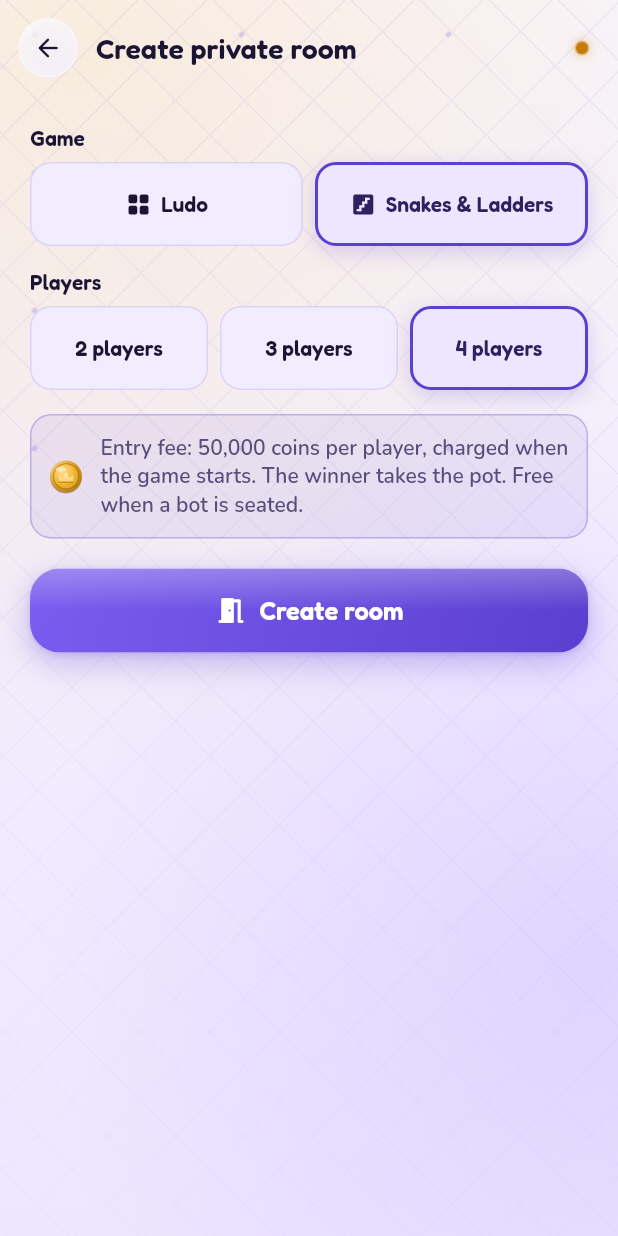
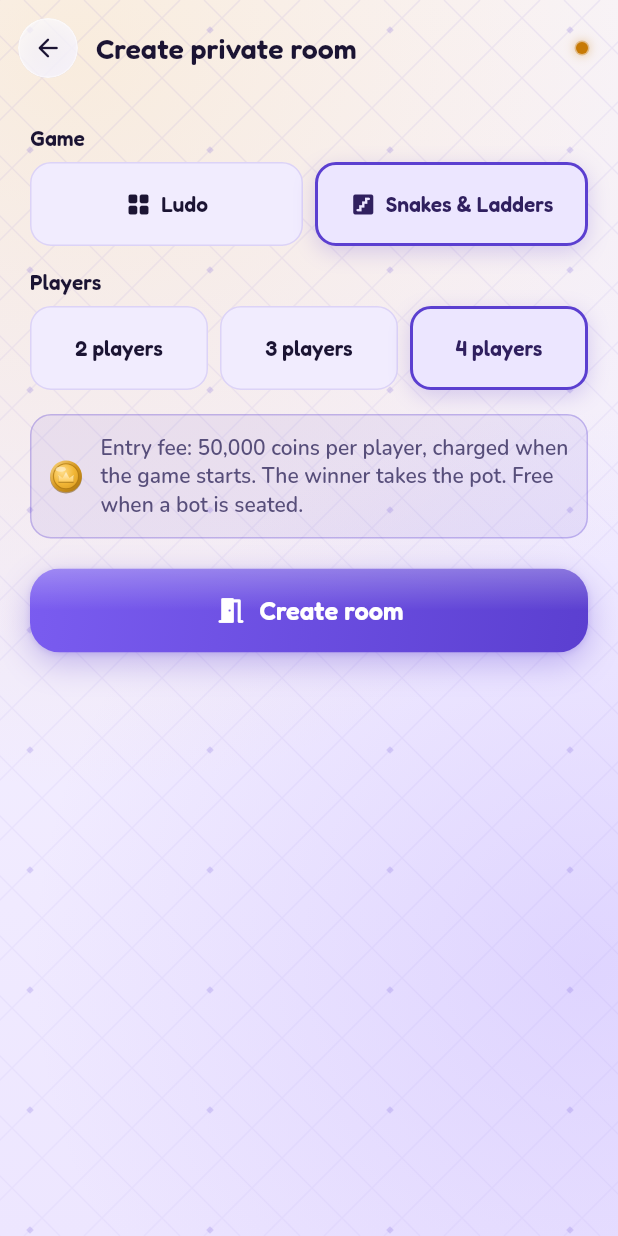
Before and after one commit to surajk543/Ludo-Arena, a Flutter app: the CreateRoomScreen screen opened by its route, after a tap on "Snakes & Ladders", on a phone screen of 412 x 824 dp. Run offline on Flutter 3.47's test engine with Material 3 defaults, Android fonts, the phone set to English and light mode, and no system bars; our stand-ins replace audioplayers, dio, firebase_analytics, firebase_core, flutter_animate, flutter_riverpod and 7 more; missing offline and left inert: flutter_facebook_auth; accounts and stored records are empty; network calls fail.

Commit message:
feat(theme): lobby colour tokens and a calmer repeating diamond lattice
Adds central tokens for the redesigned lobby (hero gradient, accent hues
for tiles, card border, text on gold-soft, controls on hero cards) and
lets the page lattice repeat over the whole screen with a gentler fade.

Co-Authored-By: Claude Opus 5.5 <noreply@anthropic.com>

```diff
--- a/frontend/lib/core/theme/app_colors.dart
+++ b/frontend/lib/core/theme/app_colors.dart
@@ -36,6 +36,13 @@ abstract final class BrandPalette {
   static const Color coral = Color(0xFFE5484D);
   static const Color amber = Color(0xFFF59E0B);
   static const Color sky = Color(0xFF3E9BF0);
+
+  // Saturated violet ramp for hero surfaces (Quick Play).
+  static const Color hero300 = Color(0xFF9466FF);
+  static const Color hero400 = Color(0xFF7C4DFF);
+  static const Color hero500 = Color(0xFF6A3BF2);
+  static const Color hero600 = Color(0xFF5A2BE0);
+  static const Color hero700 = Color(0xFF4422B8);
 }
 
 /// Semantic color tokens for the "royal" design language, available through
@@ -140,6 +147,58 @@ class AppColors extends ThemeExtension<AppColors> {
     colors: [BrandPalette.gold300, BrandPalette.gold500, BrandPalette.gold600],
     stops: [0, 0.55, 1],
   );
+
+  /// Saturated violet gradient for hero cards (Quick Play).
+  LinearGradient get heroGradient => LinearGradient(
+    begin: Alignment.topLeft,
+    end: Alignment.bottomRight,
+    colors: isDark
+        ? const [
+            BrandPalette.hero400,
+            BrandPalette.hero600,
+            BrandPalette.hero700,
+          ]
+        : const [
+            BrandPalette.hero300,
+            BrandPalette.hero500,
+            BrandPalette.hero600,
+          ],
+    stops: const [0, 0.55, 1],
+  );
+
+  /// Fill and foreground of the light controls placed on a hero card
+  /// (selectors on Quick Play): white pills with royal text in both modes.
+  Color get onHeroControl => Colors.white;
+  Color get onHeroControlText => BrandPalette.royal800;
+
+  /// Accent hues for lobby tiles and icon badges, tuned per brightness.
+  Color get accentCoral =>
+      isDark ? const Color(0xFFFF6B70) : BrandPalette.coral;
+  Color get accentMint => isDark ? const Color(0xFF3DD68C) : BrandPalette.mint;
+  Color get accentSky => isDark ? const Color(0xFF5B8CFF) : BrandPalette.sky;
+  Color get accentAmber =>
+      isDark ? BrandPalette.gold400 : const Color(0xFFF5B400);
+  Color get accentViolet =>
+      isDark ? BrandPalette.royal400 : const Color(0xFF7B4DFF);
+
+  /// Text on [goldSoft] (fee pills): ≥ 4.5:1 in both modes.
+  Color get onGoldSoft => isDark ? BrandPalette.gold300 : BrandPalette.gold800;
+
+  /// Hairline border for cards: subtle borders replace heavy shadows in dark.
+  Color get cardBorder => isDark
+      ? Colors.white.withValues(alpha: 0.08)
+      : outline.withValues(alpha: 0.7);
+
+  /// Diagonal fill for a small icon badge in [color] (lighter top-start).
+  LinearGradient badgeGradient(Color color) => LinearGradient(
+    begin: AlignmentDirectional.topStart,
+    end: AlignmentDirectional.bottomEnd,
+    colors: [Color.lerp(color, Colors.white, 0.22)!, color],
+  );
+
+  /// Foreground that reads on top of [color] (dark ink on light hues).
+  Color onAccent(Color color) =>
+      color.computeLuminance() > 0.45 ? const Color(0xFF2A1F00) : Colors.white;
 
   /// Page background gradient.
   LinearGradient get backgroundGradient => LinearGradient(
--- a/frontend/lib/shared/widgets/layered_background.dart
+++ b/frontend/lib/shared/widgets/layered_background.dart
@@ -105,19 +105,20 @@ class _RoyalBackdropPainter extends CustomPainter {
       );
     }
 
-    // Faint diamond lattice, fading towards the bottom.
+    // Faint repeating diamond lattice, easing off slightly towards the
+    // bottom so dense content stays calm.
     final lattice = Paint()
       ..shader = LinearGradient(
         begin: Alignment.topCenter,
         end: Alignment.bottomCenter,
         colors: [
           pattern,
-          pattern.withValues(alpha: pattern.a * 0.25),
+          pattern.withValues(alpha: pattern.a * 0.55),
         ],
       ).createShader(Offset.zero & size)
       ..style = PaintingStyle.stroke
       ..strokeWidth = 1;
-    const step = 46.0;
+    const step = 40.0;
     final path = Path();
     for (double d = -h; d < w + h; d += step) {
       path
@@ -131,7 +132,7 @@ class _RoyalBackdropPainter extends CustomPainter {
     // Tiny gems at a sparse subset of intersections.
     final dot = Paint()
       ..color = pattern.withValues(alpha: math.min(1, pattern.a * 2.2));
-    for (double yy = step / 2; yy < h * 0.55; yy += step * 2) {
+    for (double yy = step / 2; yy < h; yy += step * 2) {
       for (
         double xx = (yy ~/ step).isEven ? step / 2 : step * 1.5;
         xx < w;
```
